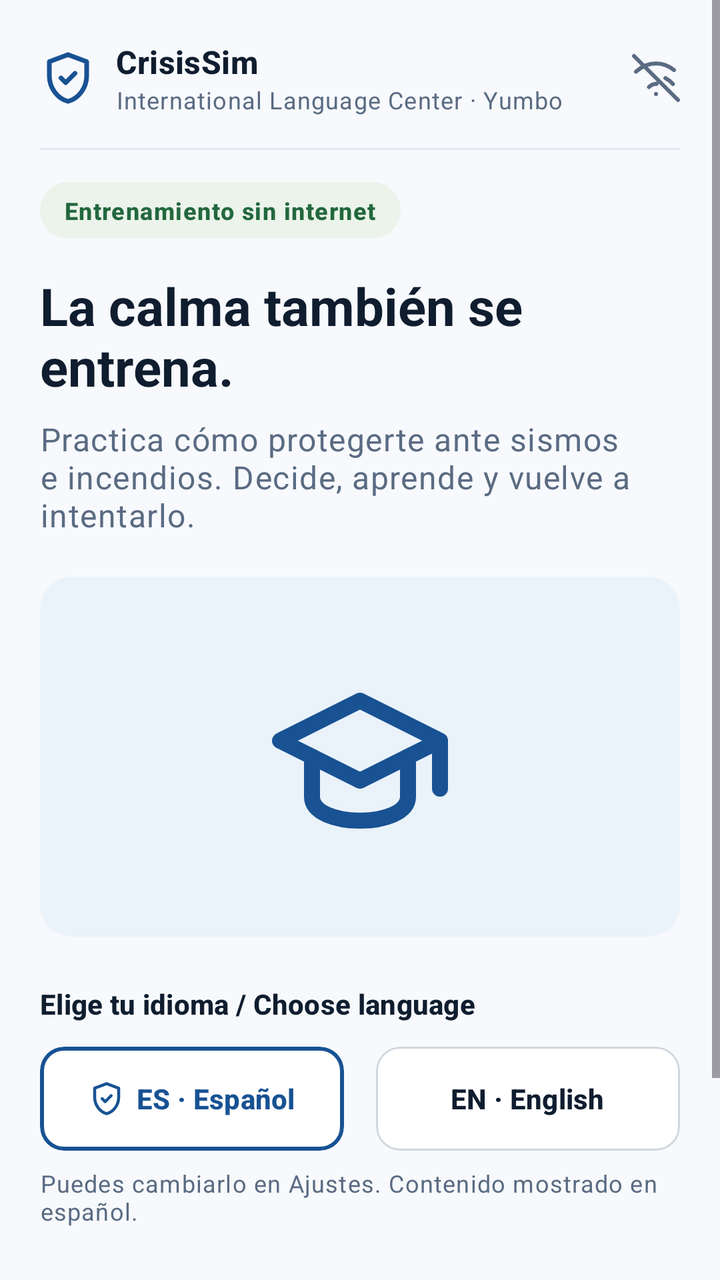
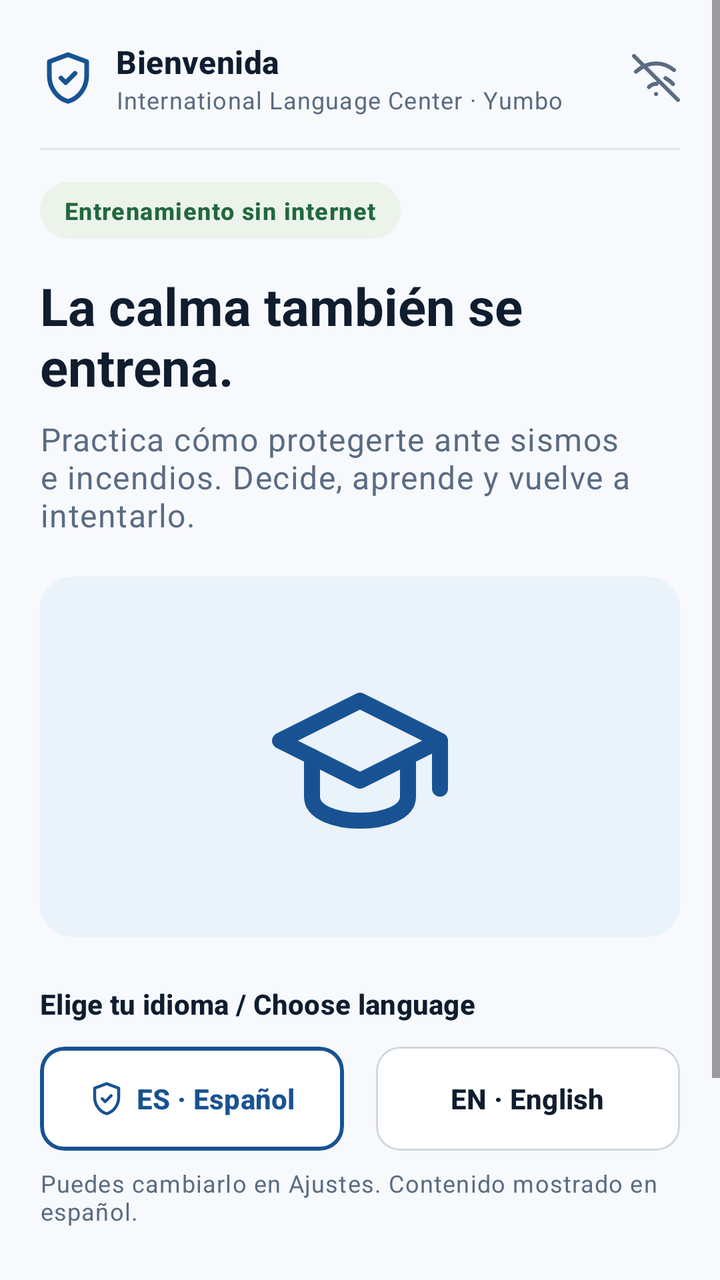

Before-and-after screenshots of an Android layout around one commit, followed by the original layout XML and the change that was made.
<!-- AndroidManifest.xml: application theme Theme.CrisisSim -->
<!-- res/layout/fragment_welcome.xml -->
<?xml version="1.0" encoding="utf-8"?>
<ScrollView xmlns:android="http://schemas.android.com/apk/res/android"
    xmlns:app="http://schemas.android.com/apk/res-auto"
    xmlns:tools="http://schemas.android.com/tools"
    android:layout_width="match_parent"
    android:layout_height="match_parent"
    android:background="@color/background_light"
    android:fillViewport="true"
    tools:context=".presentation.ui.welcome.WelcomeFragment">

    <LinearLayout
        android:layout_width="match_parent"
        android:layout_height="wrap_content"
        android:orientation="vertical"
        android:padding="20dp">

        
        <LinearLayout
            android:layout_width="match_parent"
            android:layout_height="wrap_content"
            android:gravity="center_vertical"
            android:orientation="horizontal"
            android:paddingBottom="16dp">

            <ImageView
                android:layout_width="28dp"
                android:layout_height="28dp"
                android:contentDescription="@string/app_name"
                android:src="@drawable/ic_shield" />

            <LinearLayout
                android:layout_width="0dp"
                android:layout_height="wrap_content"
                android:layout_marginStart="10dp"
                android:layout_weight="1"
                android:orientation="vertical">

                <TextView
                    android:layout_width="wrap_content"
                    android:layout_height="wrap_content"
                    android:text="@string/app_name"
                    android:textAppearance="?attr/textAppearanceTitleMedium"
                    android:textColor="@color/text_primary"
                    android:textStyle="bold" />

                <TextView
                    android:layout_width="wrap_content"
                    android:layout_height="wrap_content"
                    android:text="@string/app_subtitle"
                    android:textAppearance="?attr/textAppearanceBodySmall"
                    android:textColor="@color/text_secondary" />
            </LinearLayout>

            <ImageView
                android:layout_width="24dp"
                android:layout_height="24dp"
                android:contentDescription="@string/badge_offline"
                android:src="@drawable/ic_offline" />
        </LinearLayout>

        <View
            android:layout_width="match_parent"
            android:layout_height="1dp"
            android:layout_marginBottom="16dp"
            android:background="#E2E8F0" />

        
        <TextView
            android:layout_width="wrap_content"
            android:layout_height="wrap_content"
            android:background="@drawable/bg_pill_offline"
            android:paddingHorizontal="12dp"
            android:paddingVertical="6dp"
            android:text="@string/badge_offline"
            android:textAppearance="?attr/textAppearanceLabelMedium"
            android:textColor="@color/offline_pill_text"
            android:textStyle="bold" />

        
        <TextView
            android:layout_width="match_parent"
            android:layout_height="wrap_content"
            android:layout_marginTop="16dp"
            android:text="@string/welcome_title"
            android:textAppearance="?attr/textAppearanceHeadlineMedium"
            android:textColor="@color/text_primary"
            android:textSize="26sp"
            android:textStyle="bold" />

        
        <TextView
            android:layout_width="match_parent"
            android:layout_height="wrap_content"
            android:layout_marginTop="8dp"
            android:text="@string/welcome_subtitle"
            android:textAppearance="?attr/textAppearanceBodyLarge"
            android:textColor="@color/text_secondary" />

        
        <com.google.android.material.card.MaterialCardView
            android:layout_width="match_parent"
            android:layout_height="180dp"
            android:layout_marginTop="20dp"
            app:cardCornerRadius="16dp"
            app:cardElevation="0dp"
            app:strokeWidth="0dp">

            <FrameLayout
                android:layout_width="match_parent"
                android:layout_height="match_parent"
                android:background="#EAF2FA">

                <ImageView
                    android:layout_width="96dp"
                    android:layout_height="96dp"
                    android:layout_gravity="center"
                    android:contentDescription="@string/welcome_title"
                    android:src="@drawable/ic_student"
                    app:tint="@color/primary" />
            </FrameLayout>
        </com.google.android.material.card.MaterialCardView>

        
        <TextView
            android:layout_width="match_parent"
            android:layout_height="wrap_content"
            android:layout_marginTop="24dp"
            android:text="@string/welcome_lang_label"
            android:textAppearance="?attr/textAppearanceTitleSmall"
            android:textColor="@color/text_primary"
            android:textStyle="bold" />

        <LinearLayout
            android:layout_width="match_parent"
            android:layout_height="wrap_content"
            android:layout_marginTop="12dp"
            android:orientation="horizontal">

            <com.google.android.material.card.MaterialCardView
                android:id="@+id/card_lang_es"
                android:layout_width="0dp"
                android:layout_height="52dp"
                android:layout_marginEnd="8dp"
                android:layout_weight="1"
                android:clickable="true"
                android:focusable="true"
                app:cardCornerRadius="12dp"
                app:cardElevation="0dp"
                app:strokeColor="@color/primary"
                app:strokeWidth="2dp">

                <LinearLayout
                    android:layout_width="match_parent"
                    android:layout_height="match_parent"
                    android:gravity="center"
                    android:orientation="horizontal">

                    <ImageView
                        android:id="@+id/iv_lang_es_check"
                        android:layout_width="18dp"
                        android:layout_height="18dp"
                        android:layout_marginEnd="6dp"
                        android:contentDescription="@null"
                        android:src="@drawable/ic_shield"
                        app:tint="@color/primary" />

                    <TextView
                        android:layout_width="wrap_content"
                        android:layout_height="wrap_content"
                        android:text="@string/welcome_lang_es"
                        android:textAppearance="?attr/textAppearanceTitleSmall"
                        android:textColor="@color/primary"
                        android:textStyle="bold" />
                </LinearLayout>
            </com.google.android.material.card.MaterialCardView>

            <com.google.android.material.card.MaterialCardView
                android:id="@+id/card_lang_en"
                android:layout_width="0dp"
                android:layout_height="52dp"
                android:layout_marginStart="8dp"
                android:layout_weight="1"
                android:clickable="true"
                android:focusable="true"
                app:cardCornerRadius="12dp"
                app:cardElevation="0dp"
                app:strokeColor="#D0D7DE"
                app:strokeWidth="1dp">

                <LinearLayout
                    android:layout_width="match_parent"
                    android:layout_height="match_parent"
                    android:gravity="center"
                    android:orientation="horizontal">

                    <TextView
                        android:layout_width="wrap_content"
                        android:layout_height="wrap_content"
                        android:text="@string/welcome_lang_en"
                        android:textAppearance="?attr/textAppearanceTitleSmall"
                        android:textColor="@color/text_primary"
                        android:textStyle="bold" />
                </LinearLayout>
            </com.google.android.material.card.MaterialCardView>
        </LinearLayout>

        <TextView
            android:layout_width="match_parent"
            android:layout_height="wrap_content"
            android:layout_marginTop="8dp"
            android:text="@string/welcome_lang_hint"
            android:textAppearance="?attr/textAppearanceBodySmall"
            android:textColor="@color/text_secondary" />

        <Space
            android:layout_width="match_parent"
            android:layout_height="24dp" />

        
        <com.google.android.material.button.MaterialButton
            android:id="@+id/btn_start"
            android:layout_width="match_parent"
            android:layout_height="56dp"
            android:backgroundTint="@color/primary"
            android:text="@string/welcome_start"
            android:textAppearance="?attr/textAppearanceTitleMedium"
            android:textColor="@color/surface_light"
            app:cornerRadius="12dp"
            app:icon="@drawable/ic_arrow_forward"
            app:iconGravity="textEnd"
            app:iconTint="@color/surface_light" />

        
        <TextView
            android:layout_width="match_parent"
            android:layout_height="wrap_content"
            android:layout_marginTop="16dp"
            android:gravity="center"
            android:text="@string/welcome_disclaimer"
            android:textAppearance="?attr/textAppearanceBodySmall"
            android:textColor="@color/text_secondary" />
    </LinearLayout>
</ScrollView>
<!-- resources referenced by this layout -->
<resources>
  <color name="background_light">#F7F9FC</color>
  <color name="offline_pill_text">#22683E</color>
  <color name="primary">#185293</color>
  <color name="surface_light">#FFFFFF</color>
  <color name="text_primary">#0F1D2F</color>
  <color name="text_secondary">#5A6B82</color>
  <!-- drawable bg_pill_offline (drawable) -->
  <?xml version="1.0" encoding="utf-8"?>
  <shape xmlns:android="http://schemas.android.com/apk/res/android"
      android:shape="rectangle">
      <solid android:color="@color/offline_pill_bg" />
      <corners android:radius="16dp" />
  </shape>
  <!-- drawable ic_arrow_forward (drawable) -->
  <vector xmlns:android="http://schemas.android.com/apk/res/android"
      android:width="24dp"
      android:height="24dp"
      android:viewportWidth="24"
      android:viewportHeight="24">
    <path
        android:fillColor="#00000000"
        android:pathData="M5,12h14M12,5l7,7 -7,7"
        android:strokeColor="#FFFFFF"
        android:strokeWidth="2"
        android:strokeLineCap="round"
        android:strokeLineJoin="round"/>
  </vector>
  <!-- drawable ic_offline (drawable) -->
  <vector xmlns:android="http://schemas.android.com/apk/res/android"
      android:width="24dp"
      android:height="24dp"
      android:viewportWidth="24"
      android:viewportHeight="24">
    <path
        android:fillColor="#00000000"
        android:pathData="M1,1l22,22M16.72,12.06C18.17,12.78 19.46,13.8 20.46,15.01M12,20h.01M8.5,16.5c1.01,-1.01 2.37,-1.6 3.8,-1.60M2,8.82C4.84,6.23 8.35,4.72 12,4.72c3.21,0 6.33,1.18 8.97,3.3"
        android:strokeColor="#5A6B82"
        android:strokeWidth="2"
        android:strokeLineCap="round"
        android:strokeLineJoin="round"/>
  </vector>
  <!-- drawable ic_student (drawable) -->
  <vector xmlns:android="http://schemas.android.com/apk/res/android"
      android:width="24dp"
      android:height="24dp"
      android:viewportWidth="24"
      android:viewportHeight="24">
    <path
        android:fillColor="#00000000"
        android:pathData="M22,10v6M2,10l10,-5 10,5 -10,5z"
        android:strokeColor="#185293"
        android:strokeWidth="2"
        android:strokeLineCap="round"
        android:strokeLineJoin="round"/>
    <path
        android:fillColor="#00000000"
        android:pathData="M6,12v5c0,2 3,3 6,3s6,-1 6,-3v-5"
        android:strokeColor="#185293"
        android:strokeWidth="2"
        android:strokeLineCap="round"
        android:strokeLineJoin="round"/>
  </vector>
  <string name="app_name">CrisisSim</string>
  <string name="app_subtitle">International Language Center · Yumbo</string>
  <string name="badge_offline">Entrenamiento sin internet</string>
  <string name="welcome_disclaimer">Simulación educativa. No sustituye las indicaciones de brigadistas ni los protocolos del ILC.</string>
  <string name="welcome_lang_en">EN · English</string>
  <string name="welcome_lang_es">ES · Español</string>
  <string name="welcome_lang_hint">Puedes cambiarlo en Ajustes. Contenido mostrado en español.</string>
  <string name="welcome_lang_label">Elige tu idioma / Choose language</string>
  <string name="welcome_start">Comenzar</string>
  <string name="welcome_subtitle">Practica cómo protegerte ante sismos e incendios. Decide, aprende y vuelve a intentarlo.</string>
  <string name="welcome_title">La calma también se entrena.</string>
  <style name="Theme.CrisisSim" parent="Base.Theme.CrisisSim" />
  <color name="offline_pill_bg">#EBF3EA</color>
  <style name="Base.Theme.CrisisSim" parent="Theme.Material3.DayNight.NoActionBar">
          
          <item name="colorPrimary">@color/primary</item>
          <item name="colorPrimaryVariant">@color/primary_dark</item>
          <item name="colorOnPrimary">@color/surface_light</item>
          <item name="android:colorBackground">@color/background_light</item>
          <item name="colorSurface">@color/surface_light</item>
      </style>
  <color name="primary_dark">#0F3968</color>
  <!-- unchanged entries left out for length: 1 -->
</resources>

<!-- the commit's change to res/layout/fragment_welcome.xml (unified diff, before → after) -->
@@ -38,7 +38,7 @@
                 <TextView
                     android:layout_width="wrap_content"
                     android:layout_height="wrap_content"
-                    android:text="@string/app_name"
+                    android:text="@string/welcome_header_title"
                     android:textAppearance="?attr/textAppearanceTitleMedium"
                     android:textColor="@color/text_primary"
                     android:textStyle="bold" />
<!-- resource entries referenced after the edit -->
@@ -66,6 +66,7 @@
   <string name="app_subtitle">International Language Center · Yumbo</string>
   <string name="badge_offline">Entrenamiento sin internet</string>
   <string name="welcome_disclaimer">Simulación educativa. No sustituye las indicaciones de brigadistas ni los protocolos del ILC.</string>
+  <string name="welcome_header_title">Bienvenida</string>
   <string name="welcome_lang_en">EN · English</string>
   <string name="welcome_lang_es">ES · Español</string>
   <string name="welcome_lang_hint">Puedes cambiarlo en Ajustes. Contenido mostrado en español.</string>
